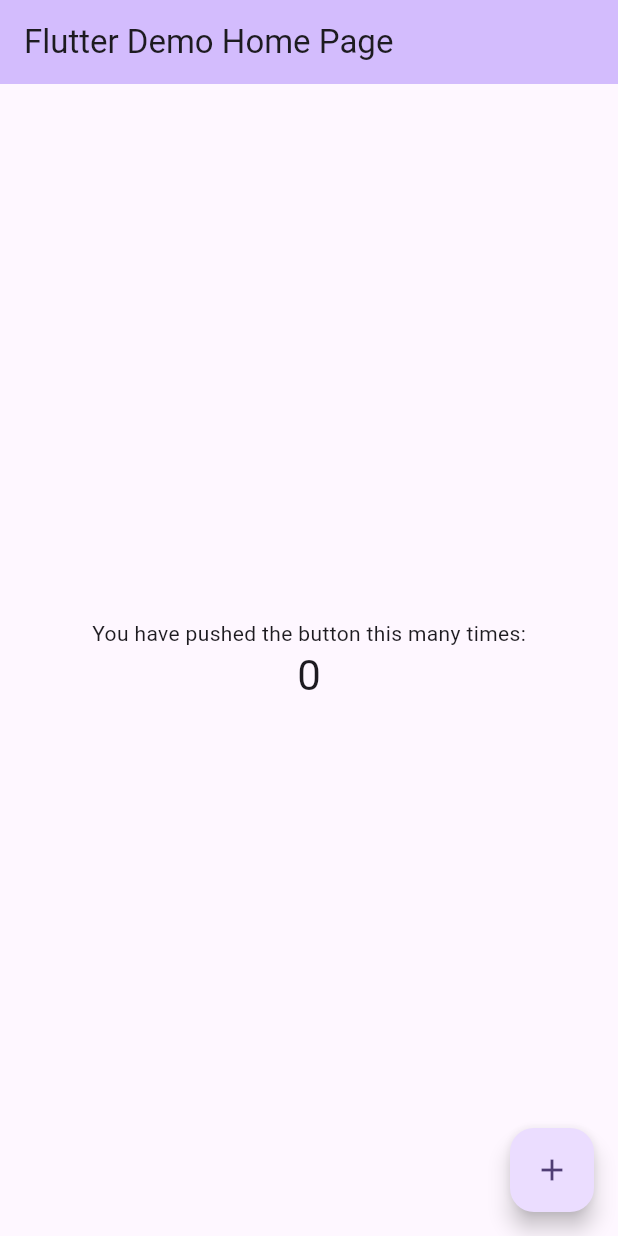
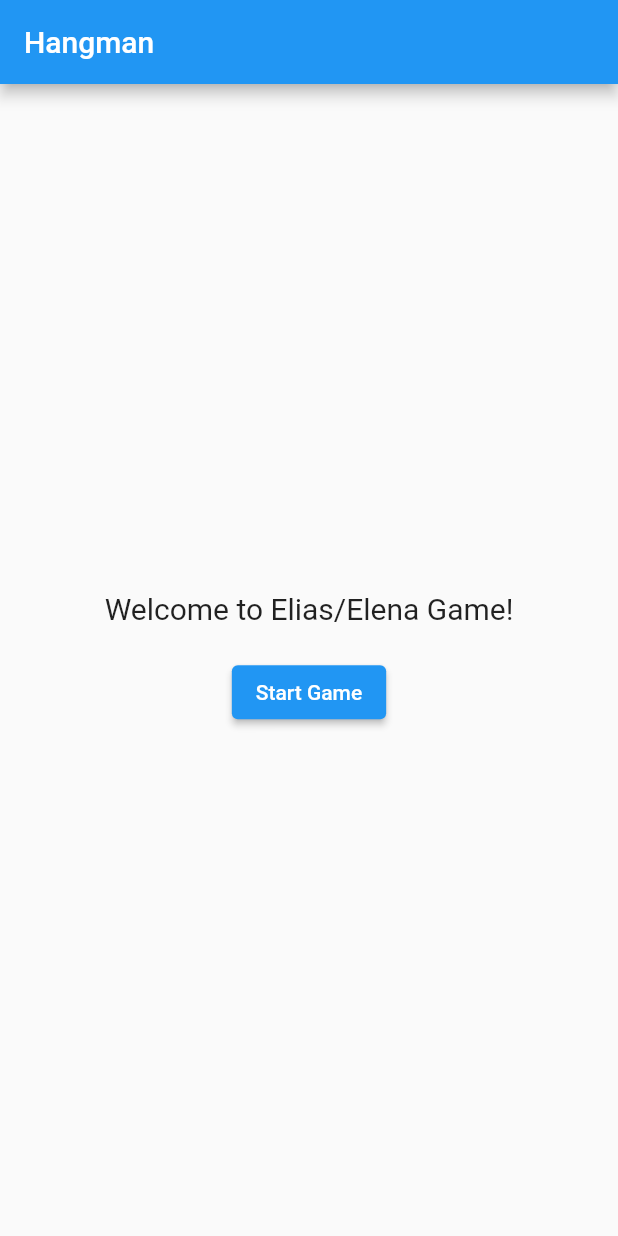
Before and after one commit to elias-nasser/project1, a Flutter app: the screen it shows after launch, on a phone screen of 412 x 824 dp. Run offline on Flutter 3.47's test engine with Material 2 defaults, Android fonts, the phone set to English and light mode, and no system bars.

Commit message:
create home page contain welcome

```diff
--- /dev/null
+++ b/lib/home_page.dart
@@ -0,0 +1,30 @@
+import 'package:flutter/material.dart';
+
+class HomePage extends StatelessWidget {
+  @override
+  Widget build(BuildContext context) {
+    return Scaffold(
+      appBar: AppBar(
+        title: Text('Hangman'),
+      ),
+      body: Center(
+        child: Column(
+          mainAxisAlignment: MainAxisAlignment.center,
+          children: [
+            Text(
+              'Welcome to Elias/Elena Game!',
+              style: TextStyle(fontSize: 20),
+            ),
+            SizedBox(height: 20),
+            ElevatedButton(
+              onPressed: () {
+
+              },
+              child: Text('Start Game'),
+            ),
+          ],
+        ),
+      ),
+    );
+  }
+}
--- a/lib/main.dart
+++ b/lib/main.dart
@@ -1,71 +1,20 @@
+// main.dart
 import 'package:flutter/material.dart';
+import 'home_page.dart';
 
 void main() {
-  runApp(const MyApp());
+  runApp(MyApp());
 }
 
 class MyApp extends StatelessWidget {
-  const MyApp({super.key});
-
   @override
   Widget build(BuildContext context) {
     return MaterialApp(
-      title: 'Flutter Demo',
+      title: 'Hangman Game',
       theme: ThemeData(
-        colorScheme: ColorScheme.fromSeed(seedColor: Colors.deepPurple),
-        useMaterial3: true,
+        primarySwatch: Colors.blue,
       ),
-      home: const MyHomePage(title: 'Flutter Demo Home Page'),
+      home: HomePage(),
     );
   }
 }
-
-class MyHomePage extends StatefulWidget {
-  const MyHomePage({super.key, required this.title});
-
-
-  final String title;
-
-  @override
-  State<MyHomePage> createState() => _MyHomePageState();
-}
-
-class _MyHomePageState extends State<MyHomePage> {
-  int _counter = 0;
-
-  void _incrementCounter() {
-    setState(() {
-      _counter++;
-    });
-  }
-
-  @override
-  Widget build(BuildContext context) {
-
-    return Scaffold(
-      appBar: AppBar(
-        backgroundColor: Theme.of(context).colorScheme.inversePrimary,
-        title: Text(widget.title),
-      ),
-      body: Center(
-        child: Column(
-          mainAxisAlignment: MainAxisAlignment.center,
-          children: <Widget>[
-            const Text(
-              'You have pushed the button this many times:',
-            ),
-            Text(
-              '$_counter',
-              style: Theme.of(context).textTheme.headlineMedium,
-            ),
-          ],
-        ),
-      ),
-      floatingActionButton: FloatingActionButton(
-        onPressed: _incrementCounter,
-        tooltip: 'Increment',
-        child: const Icon(Icons.add),
-      ), // This trailing comma makes auto-formatting nicer for build methods.
-    );
-  }
-}
```
